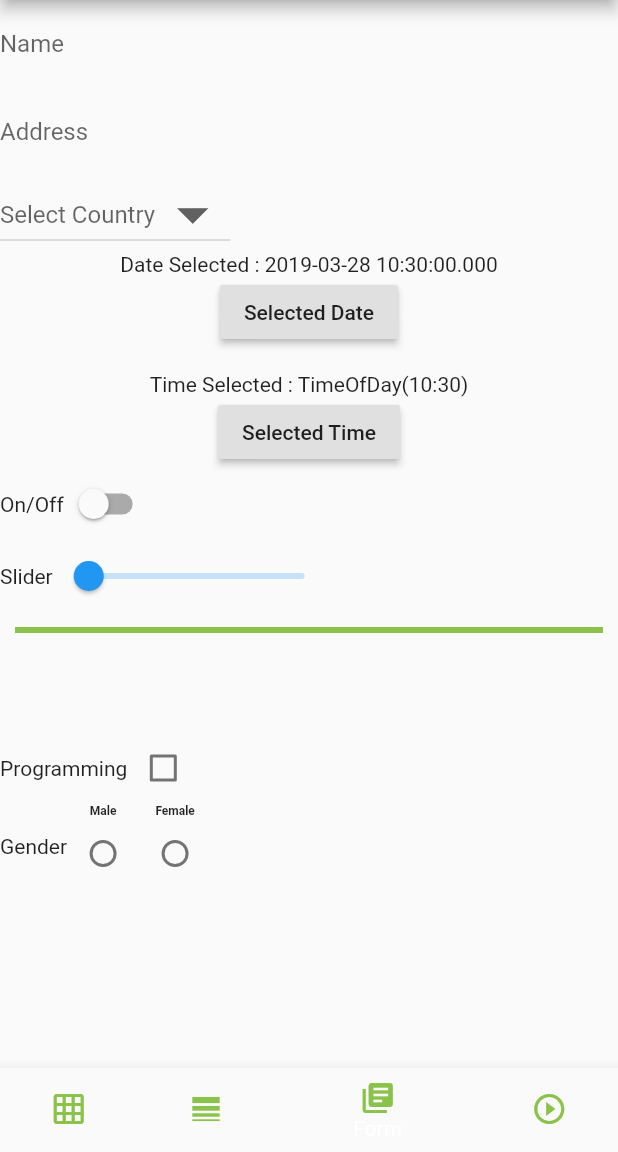
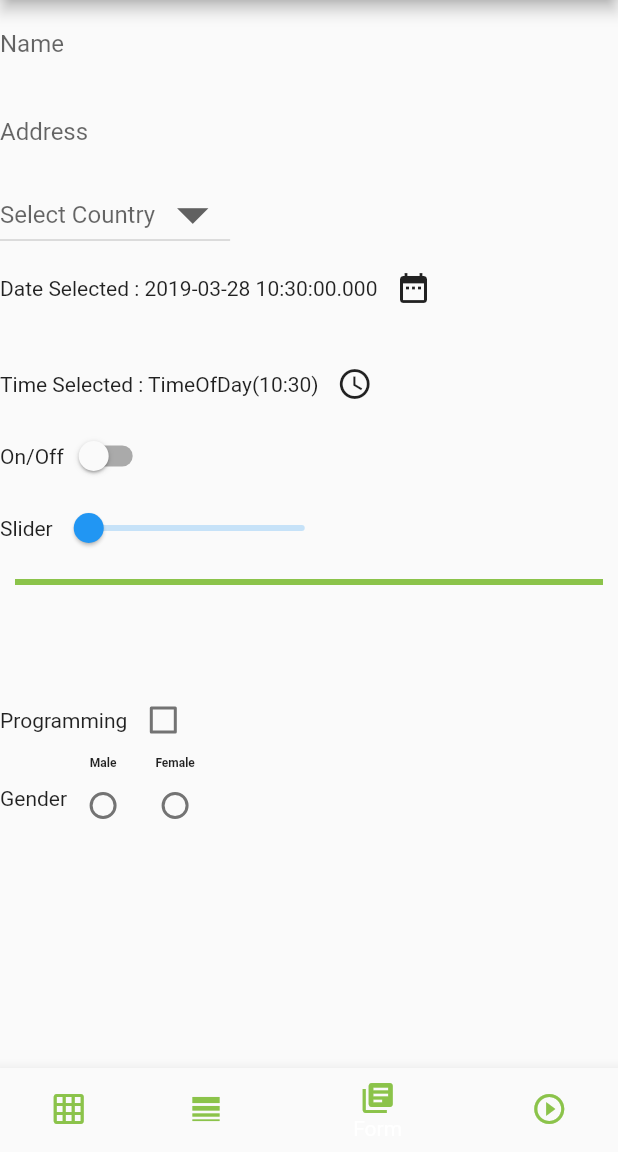
Before and after one commit to johanwaluyo/Project-Flutter, a Flutter app: the screen it shows after launch, item 3 of the bottom bar chosen, on a phone screen of 412 x 824 dp, the part 84-1236 px from its top. Run offline on Flutter 3.47's test engine with Material 2 defaults, Android fonts, the phone set to English and light mode, and no system bars; missing offline and left inert: booking.

Commit message:
update date pick
using IconButton

```diff
--- a/lzcarwash/lib/pages/form.dart
+++ b/lzcarwash/lib/pages/form.dart
@@ -153,20 +153,37 @@ String dropDownVal=null;
          Container(
            child: Column(
              children: <Widget>[
+               new Column(
+                 children: <Widget>[
+                  Row(
+                    children: <Widget>[
                       new Text("Date Selected : ${_date.toString()}"),
-               new RaisedButton(
-                 child: new Text("Selected Date"),
+                      new IconButton(
+                        icon: Icon(Icons.date_range),
                         onPressed: (){
                         _selectedDate(context);
                           },
                       ),
+                    ],
+                  ),
+                 ],
+
+               ),
                new Text(" "),
+               new Column(
+                 children: <Widget>[
+                  Row(
+                    children: <Widget>[
                       new Text("Time Selected : ${_time.toString()}"),
-               new RaisedButton(
-                 child: new Text("Selected Time"),
+                      new IconButton(
+                        icon: Icon(Icons.access_time),
                         onPressed: (){
                         _selectedTime(context);
                           },
+                      ),
+                    ],
+                  ),
+                 ],
                ),
              ],
            ),
@@ -271,6 +288,7 @@ String dropDownVal=null;
             ),
           ),
 
+
         ],
       ),
     );
```
Lines whose indentation alone changed are shown as unchanged.
